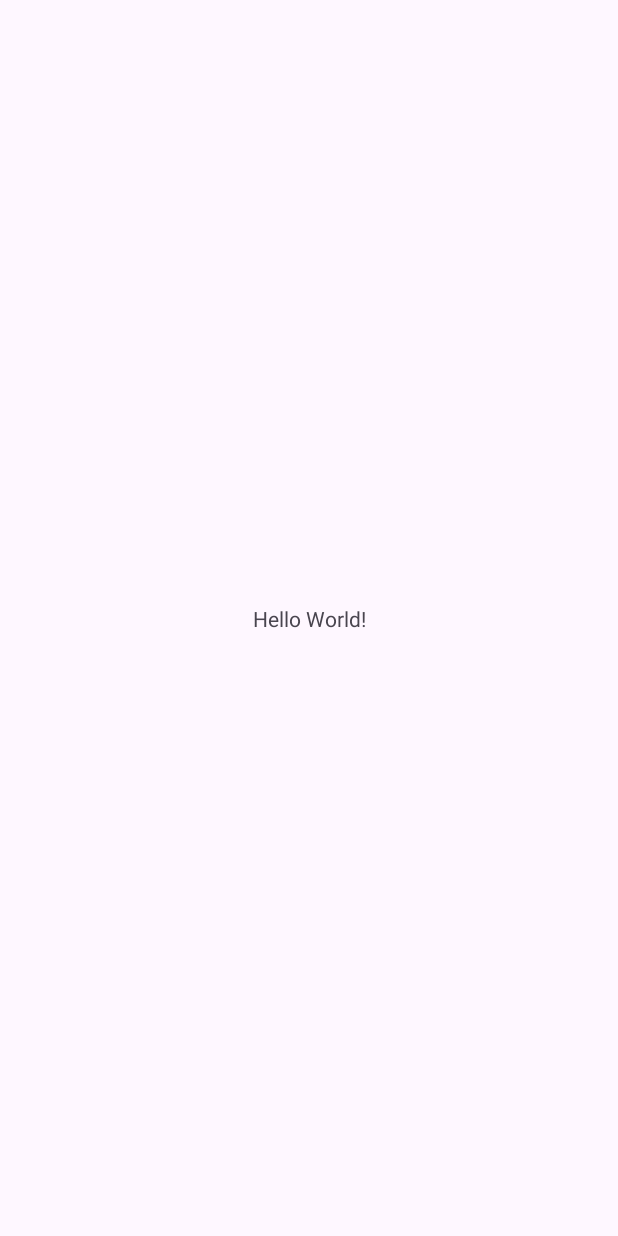
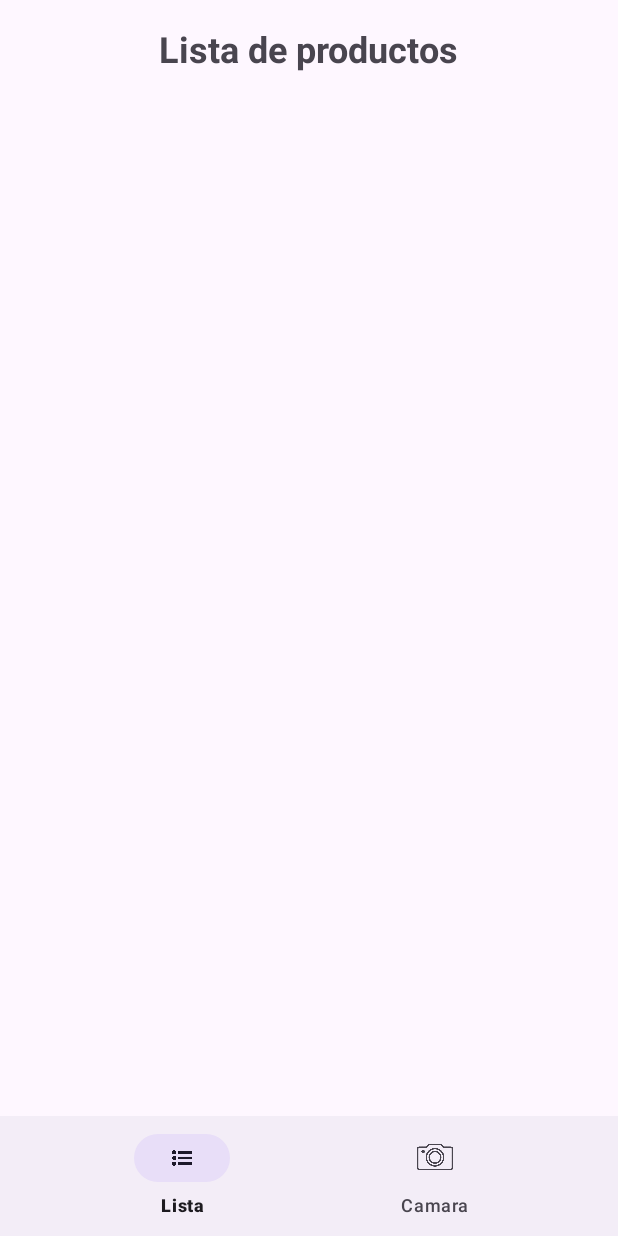
Before and after one commit to thanpAo/aiuda, an Android app: the screen it shows after launch (MainActivity), on a phone screen of 412 x 824 dp. Before the commit the screen is almost empty. Run offline under Robolectric (Android 15) with nearby library versions, the light colour scheme and no system bars.

Commit message:
Seccion de camara funcional, toma foto y la guarda en una variable
barra de navegación en la parte inferior que nos permite ir de las listas de productos a la camara

aun no se implementa la lista de productos

```diff
--- a/app/src/main/AndroidManifest.xml
+++ b/app/src/main/AndroidManifest.xml
@@ -1,6 +1,8 @@
 <?xml version="1.0" encoding="utf-8"?>
 <manifest xmlns:android="http://schemas.android.com/apk/res/android"
     xmlns:tools="http://schemas.android.com/tools">
+    <uses-feature android:name="android.hardware.camera"
+        android:required="true" />
 
     <application
         android:allowBackup="true"
--- a/app/src/main/java/com/example/aiuda/MainActivity.kt
+++ b/app/src/main/java/com/example/aiuda/MainActivity.kt
@@ -1,20 +1,71 @@
 package com.example.aiuda
 
+import android.app.Activity
+import android.content.Intent
+import android.graphics.Bitmap
+import android.os.Build
 import android.os.Bundle
-import androidx.activity.enableEdgeToEdge
+import android.provider.MediaStore
+import android.widget.ImageView
+import androidx.activity.result.ActivityResult
+import androidx.activity.result.contract.ActivityResultContracts
+import androidx.annotation.RequiresApi
 import androidx.appcompat.app.AppCompatActivity
-import androidx.core.view.ViewCompat
-import androidx.core.view.WindowInsetsCompat
+import androidx.fragment.app.Fragment
+import com.google.android.material.bottomnavigation.BottomNavigationView
+import fragments.HomeFragment
+import fragments.ProfileFragment
 
 class MainActivity : AppCompatActivity() {
+
+    @RequiresApi(Build.VERSION_CODES.N)
     override fun onCreate(savedInstanceState: Bundle?) {
         super.onCreate(savedInstanceState)
-        enableEdgeToEdge()
         setContentView(R.layout.activity_main)
-        ViewCompat.setOnApplyWindowInsetsListener(findViewById(R.id.main)) { v, insets ->
-            val systemBars = insets.getInsets(WindowInsetsCompat.Type.systemBars())
-            v.setPadding(systemBars.left, systemBars.top, systemBars.right, systemBars.bottom)
-            insets
+
+        val bottomNavigationView = findViewById<BottomNavigationView>(R.id.bottom_navigation)
+
+        // Listener para manejar la selección de items en la barra de navegación
+        bottomNavigationView.setOnItemSelectedListener { item ->
+            when (item.itemId) {
+                R.id.nav_home -> {
+                    loadFragment(HomeFragment())
+                    true
+                }
+
+                R.id.nav_profile -> {
+                    openCamera()
+                    true
+                }
+
+                else -> false
+            }
         }
+        // Cargar el fragmento inicial
+        bottomNavigationView.selectedItemId = R.id.nav_home
     }
+
+    // Función para reemplazar el fragmento actual
+    private fun loadFragment(fragment: Fragment) {
+        supportFragmentManager.beginTransaction()
+            .replace(R.id.container, fragment)
+            .commit()
+    }
+
+    // Función para abrir la cámara
+    private fun openCamera() {
+        val cameraIntent = Intent(MediaStore.ACTION_IMAGE_CAPTURE)
+        startForResult.launch(cameraIntent)
+    }
+
+    // Evento que procesa el resultado de la cámara y envía la vista previa de la foto al ImageView
+    private val startForResult =
+        registerForActivityResult(ActivityResultContracts.StartActivityForResult()) { result: ActivityResult ->
+            if (result.resultCode == Activity.RESULT_OK) {
+                val intent = result.data
+                val imageBitmap = intent?.extras?.get("data") as Bitmap
+                val imageView = findViewById<ImageView>(R.id.imageView)
+                imageView.setImageBitmap(imageBitmap)
+            }
+        }
 }
--- /dev/null
+++ b/app/src/main/java/fragments/HomeFragment.kt
@@ -0,0 +1,18 @@
+package fragments
+
+import androidx.fragment.app.Fragment
+import android.os.Bundle
+import android.view.LayoutInflater
+import android.view.View
+import android.view.ViewGroup
+import com.example.aiuda.R
+
+class HomeFragment : Fragment() {
+
+    override fun onCreateView(
+        inflater: LayoutInflater, container: ViewGroup?,
+        savedInstanceState: Bundle?
+    ): View? {
+        return inflater.inflate(R.layout.fragment_home, container, false)
+    }
+}
--- /dev/null
+++ b/app/src/main/java/fragments/ProfileFragment.kt
@@ -0,0 +1,18 @@
+package fragments
+
+import androidx.fragment.app.Fragment
+import android.os.Bundle
+import android.view.LayoutInflater
+import android.view.View
+import android.view.ViewGroup
+import com.example.aiuda.R
+
+class ProfileFragment : Fragment() {
+
+    override fun onCreateView(
+        inflater: LayoutInflater, container: ViewGroup?,
+        savedInstanceState: Bundle?
+    ): View? {
+        return inflater.inflate(R.layout.fragment_profile, container, false)
+    }
+}
--- a/app/src/main/res/layout/activity_main.xml
+++ b/app/src/main/res/layout/activity_main.xml
@@ -1,19 +1,30 @@
 <?xml version="1.0" encoding="utf-8"?>
-<androidx.constraintlayout.widget.ConstraintLayout xmlns:android="http://schemas.android.com/apk/res/android"
+<RelativeLayout xmlns:android="http://schemas.android.com/apk/res/android"
     xmlns:app="http://schemas.android.com/apk/res-auto"
-    xmlns:tools="http://schemas.android.com/tools"
-    android:id="@+id/main"
     android:layout_width="match_parent"
-    android:layout_height="match_parent"
-    tools:context=".MainActivity">
+    android:layout_height="match_parent">
 
-    <TextView
-        android:layout_width="wrap_content"
+    <!-- Contenedor principal de la interfaz -->
+    <FrameLayout
+        android:id="@+id/container"
+        android:layout_width="match_parent"
+        android:layout_height="match_parent"
+        android:layout_above="@id/bottom_navigation" />
+
+    <!-- Barra de navegación inferior -->
+    <com.google.android.material.bottomnavigation.BottomNavigationView
+        android:id="@+id/bottom_navigation"
+        android:layout_width="match_parent"
         android:layout_height="wrap_content"
-        android:text="Hello World!"
-        app:layout_constraintBottom_toBottomOf="parent"
-        app:layout_constraintEnd_toEndOf="parent"
-        app:layout_constraintStart_toStartOf="parent"
-        app:layout_constraintTop_toTopOf="parent" />
+        android:layout_alignParentBottom="true"
+        app:menu="@menu/bottom_nav_menu"
+        app:labelVisibilityMode="labeled" />
 
-</androidx.constraintlayout.widget.ConstraintLayout>
+    <ImageView
+        android:id="@+id/imageView"
+        android:layout_width="match_parent"
+        android:layout_height="300dp"
+        android:layout_centerHorizontal="true"
+        android:layout_marginTop="16dp"
+        android:contentDescription="Camera preview" />
+</RelativeLayout>
--- /dev/null
+++ b/app/src/main/res/layout/fragment_home.xml
@@ -0,0 +1,27 @@
+<?xml version="1.0" encoding="utf-8"?>
+<RelativeLayout xmlns:android="http://schemas.android.com/apk/res/android"
+    android:layout_width="match_parent"
+    android:layout_height="match_parent"
+    android:padding="16dp">
+
+    <!-- Título del fragmento de inicio -->
+    <TextView
+        android:id="@+id/tvHomeTitle"
+        android:layout_width="wrap_content"
+        android:layout_height="wrap_content"
+        android:text="Lista de productos"
+        android:textSize="24sp"
+        android:textStyle="bold"
+        android:layout_centerHorizontal="true"
+        android:layout_marginBottom="16dp"/>
+
+    <!-- Contenido de ejemplo -->
+    <TextView
+        android:id="@+id/tvHomeContent"
+        android:layout_width="wrap_content"
+        android:layout_height="wrap_content"
+        android:textSize="16sp"
+        android:layout_below="@id/tvHomeTitle"
+        android:layout_centerHorizontal="true" />
+
+</RelativeLayout>
--- /dev/null
+++ b/app/src/main/res/menu/bottom_nav_menu.xml
@@ -0,0 +1,11 @@
+<?xml version="1.0" encoding="utf-8"?>
+<menu xmlns:android="http://schemas.android.com/apk/res/android">
+    <item
+        android:id="@+id/nav_home"
+        android:icon="@drawable/ic_home"
+        android:title="Lista" />
+    <item
+        android:id="@+id/nav_profile"
+        android:icon="@drawable/ic_profile"
+        android:title="Camara" />
+</menu>
--- a/app/src/main/res/values/colors.xml
+++ b/app/src/main/res/values/colors.xml
@@ -2,4 +2,6 @@
 <resources>
     <color name="black">#FF000000</color>
     <color name="white">#FFFFFFFF</color>
+    <item name="primary" type="color">#9a28a1</item>
+    <item name="primaryDark" type="color">#6f1d7e</item>
 </resources>
--- a/app/src/main/res/values/themes.xml
+++ b/app/src/main/res/values/themes.xml
@@ -3,6 +3,7 @@
     <style name="Base.Theme.Aiuda" parent="Theme.Material3.DayNight.NoActionBar">
         <!-- Customize your light theme here. -->
         <!-- <item name="colorPrimary">@color/my_light_primary</item> -->
+
     </style>
 
     <style name="Theme.Aiuda" parent="Base.Theme.Aiuda" />
```
Also changed, not shown: app/src/main/res/drawable/ic_home.png (added), app/src/main/res/drawable/ic_profile.png (added).
